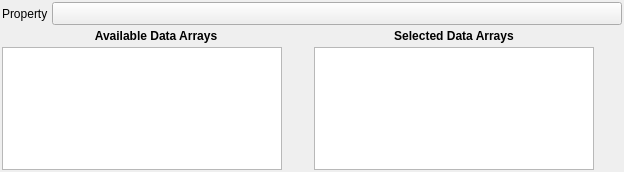
Old version of the form Source/SVWidgetsLib/FilterParameterWidgets/UI_Files/MultiDataArraySelectionWidget.ui in the repository BlueQuartzSoftware/SIMPL.
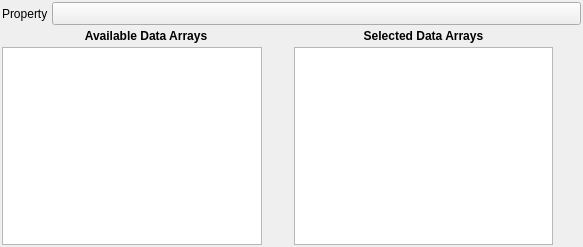
New version of the form. Icons and pictures are not drawn. Custom widgets are drawn as their Qt base class.

Commit message: Updating more widgets to use the custom SV* classes.

What changed in the file:
```diff
--- a/Source/SVWidgetsLib/FilterParameterWidgets/UI_Files/MultiDataArraySelectionWidget.ui
+++ b/Source/SVWidgetsLib/FilterParameterWidgets/UI_Files/MultiDataArraySelectionWidget.ui
@@ -6,8 +6,8 @@
    <rect>
     <x>0</x>
     <y>0</y>
-    <width>624</width>
-    <height>172</height>
+    <width>583</width>
+    <height>247</height>
    </rect>
   </property>
   <layout class="QGridLayout" name="gridLayout" columnstretch="1,0,1,0">
@@ -421,6 +421,11 @@
    <extends>QPushButton</extends>
    <header location="global">SVControlWidgets.h</header>
   </customwidget>
+  <customwidget>
+   <class>SVListWidget</class>
+   <extends>QListWidget</extends>
+   <header location="global">SVControlWidgets.h</header>
+  </customwidget>
  </customwidgets>
  <resources>
   <include location="../../icons/images/Icons.qrc"/>
```
Left out of the diff: 4 changed lines with no effect on the pictures. The commit also changes 7 other files.
